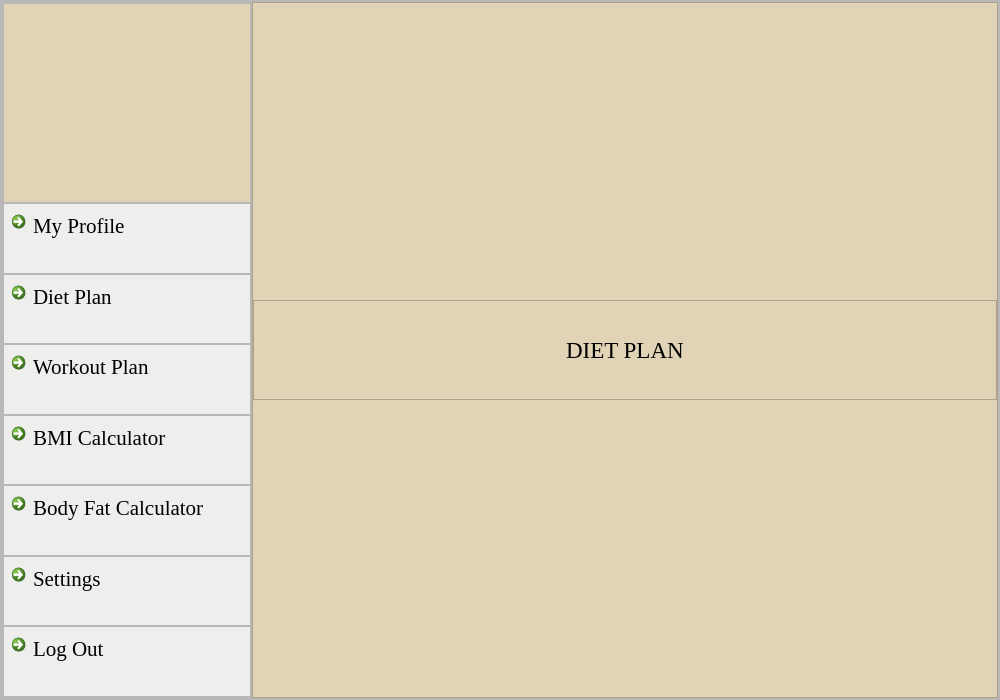
Qt form dietplan.ui (skidgefries/rightmeal) before a commit.
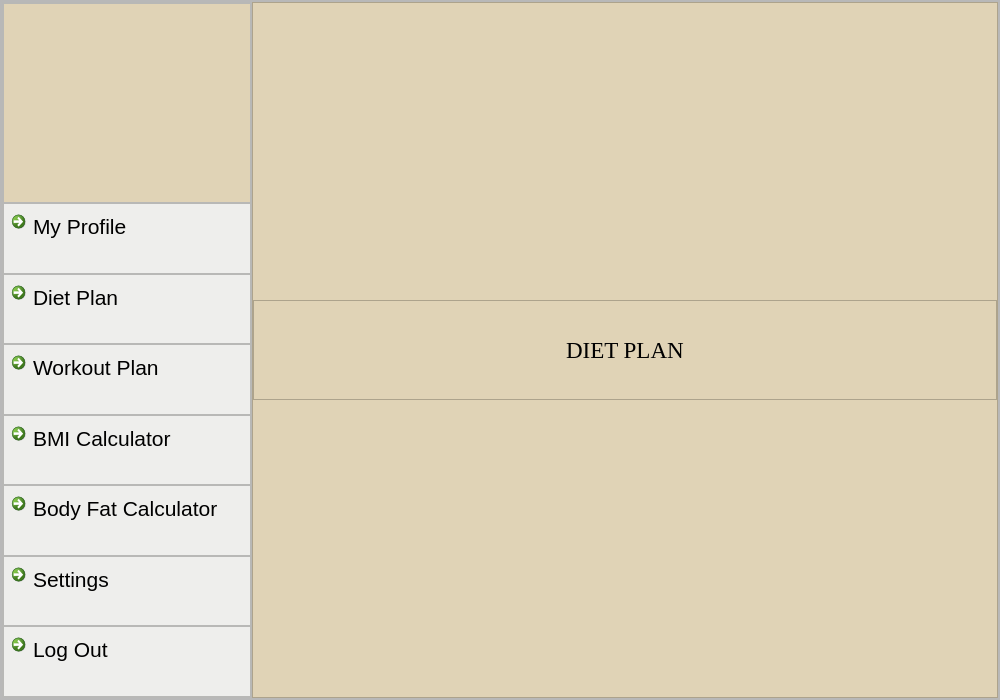
The same form after that commit. Icons and pictures are not drawn.

```diff
--- a/dietplan.ui
+++ b/dietplan.ui
@@ -206,7 +206,7 @@
                 <widget class="QCommandLinkButton" name="commandLinkButton_6">
                  <property name="font">
                   <font>
-                   <family>Times New Roman</family>
+                   <family>Segoe UI</family>
                    <pointsize>16</pointsize>
                    <bold>false</bold>
                   </font>
@@ -247,7 +247,7 @@
                 <widget class="QCommandLinkButton" name="commandLinkButton_21">
                  <property name="font">
                   <font>
-                   <family>Times New Roman</family>
+                   <family>Segoe UI</family>
                    <pointsize>16</pointsize>
                    <bold>false</bold>
                   </font>
@@ -288,7 +288,7 @@
                 <widget class="QCommandLinkButton" name="commandLinkButton_22">
                  <property name="font">
                   <font>
-                   <family>Times New Roman</family>
+                   <family>Segoe UI</family>
                    <pointsize>16</pointsize>
                    <bold>false</bold>
                   </font>
@@ -329,7 +329,7 @@
                 <widget class="QCommandLinkButton" name="commandLinkButton_23">
                  <property name="font">
                   <font>
-                   <family>Times New Roman</family>
+                   <family>Segoe UI</family>
                    <pointsize>16</pointsize>
                    <bold>false</bold>
                   </font>
@@ -370,7 +370,7 @@
                 <widget class="QCommandLinkButton" name="commandLinkButton_24">
                  <property name="font">
                   <font>
-                   <family>Times New Roman</family>
+                   <family>Segoe UI</family>
                    <pointsize>16</pointsize>
                    <bold>false</bold>
                   </font>
@@ -411,7 +411,7 @@
                 <widget class="QCommandLinkButton" name="commandLinkButton_25">
                  <property name="font">
                   <font>
-                   <family>Times New Roman</family>
+                   <family>Segoe UI</family>
                    <pointsize>16</pointsize>
                    <bold>false</bold>
                   </font>
@@ -452,7 +452,7 @@
                 <widget class="QCommandLinkButton" name="commandLinkButton_26">
                  <property name="font">
                   <font>
-                   <family>Times New Roman</family>
+                   <family>Segoe UI</family>
                    <pointsize>16</pointsize>
                    <bold>false</bold>
                   </font>
```
Left out of the diff: 2 changed lines with no effect on the pictures.
